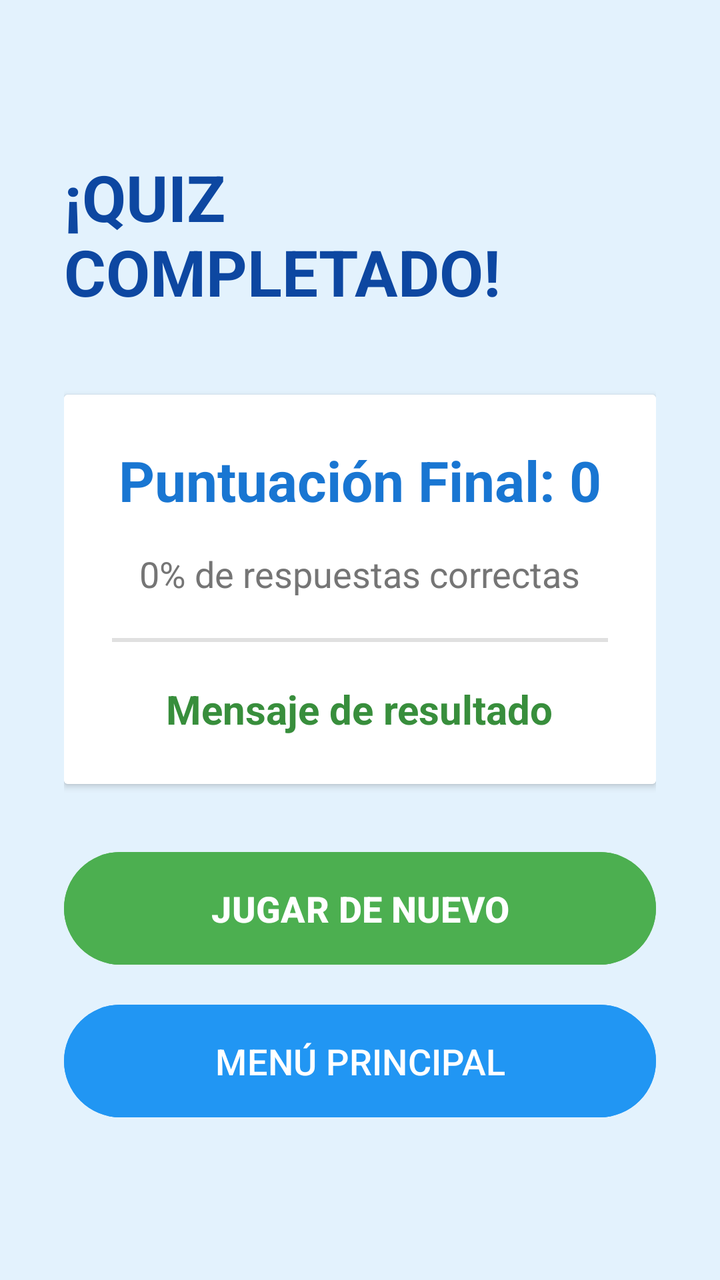
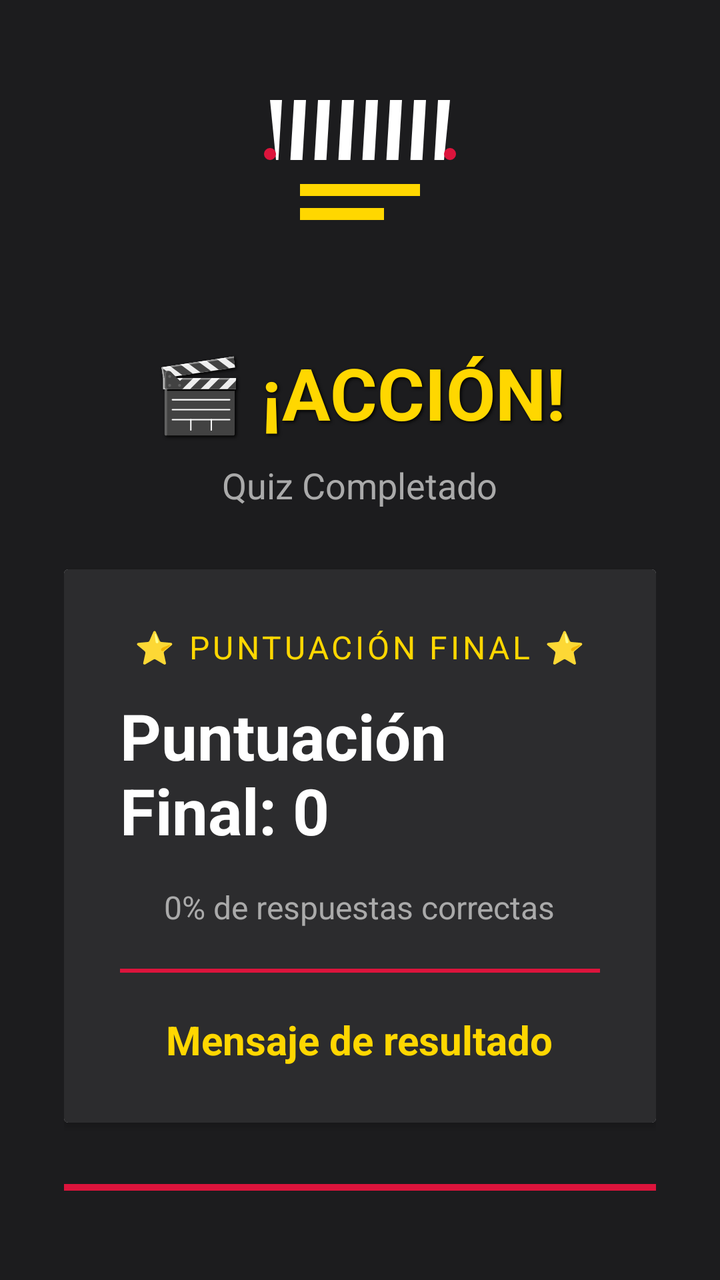

Compare the two renders of this Android layout. The source of the first and the diff that turns it into the second are given below.
<!-- AndroidManifest.xml: application theme Theme.QuizGame -->
<!-- res/layout/activity_result.xml -->
<?xml version="1.0" encoding="utf-8"?>

<LinearLayout xmlns:android="http://schemas.android.com/apk/res/android"
    android:layout_width="match_parent"
    android:layout_height="match_parent"
    android:orientation="vertical"
    android:gravity="center"
    android:padding="32dp"
    android:background="#E3F2FD">

    <TextView
        android:layout_width="wrap_content"
        android:layout_height="wrap_content"
        android:text="¡QUIZ COMPLETADO!"
        android:textSize="32sp"
        android:textStyle="bold"
        android:textColor="#0D47A1"
        android:layout_marginBottom="40dp"/>

    <androidx.cardview.widget.CardView
        android:layout_width="match_parent"
        android:layout_height="wrap_content"
        android:layout_marginBottom="30dp"
        android:elevation="8dp"
        android:radius="12dp">

        <LinearLayout
            android:layout_width="match_parent"
            android:layout_height="wrap_content"
            android:orientation="vertical"
            android:padding="24dp"
            android:background="#FFFFFF"
            android:gravity="center">

            <TextView
                android:id="@+id/tvFinalScore"
                android:layout_width="wrap_content"
                android:layout_height="wrap_content"
                android:text="Puntuación Final: 0"
                android:textSize="28sp"
                android:textStyle="bold"
                android:textColor="#1976D2"
                android:layout_marginBottom="16dp"/>

            <TextView
                android:id="@+id/tvPercentage"
                android:layout_width="wrap_content"
                android:layout_height="wrap_content"
                android:text="0% de respuestas correctas"
                android:textSize="18sp"
                android:textColor="#757575"
                android:layout_marginBottom="20dp"/>

            <View
                android:layout_width="match_parent"
                android:layout_height="2dp"
                android:background="#E0E0E0"
                android:layout_marginBottom="20dp"/>

            <TextView
                android:id="@+id/tvMessage"
                android:layout_width="wrap_content"
                android:layout_height="wrap_content"
                android:text="Mensaje de resultado"
                android:textSize="20sp"
                android:textStyle="bold"
                android:textColor="#388E3C"
                android:textAlignment="center"/>

        </LinearLayout>
    </androidx.cardview.widget.CardView>

    <Button
        android:id="@+id/btnPlayAgain"
        android:layout_width="match_parent"
        android:layout_height="wrap_content"
        android:text="JUGAR DE NUEVO"
        android:textSize="18sp"
        android:textStyle="bold"
        android:backgroundTint="#4CAF50"
        android:padding="16dp"
        android:layout_marginBottom="12dp"/>

    <Button
        android:id="@+id/btnMainMenu"
        android:layout_width="match_parent"
        android:layout_height="wrap_content"
        android:text="MENÚ PRINCIPAL"
        android:textSize="18sp"
        android:backgroundTint="#2196F3"
        android:padding="16dp"/>

</LinearLayout>
<!-- resources referenced by this layout -->
<resources>
  <style name="Theme.QuizGame" parent="Base.Theme.QuizGame" />
  <style name="Base.Theme.QuizGame" parent="Theme.Material3.DayNight.NoActionBar">
          
          
      </style>
</resources>

<!-- the commit's change to res/layout/activity_result.xml (unified diff, before → after) -->
@@ -6,40 +6,68 @@
     android:orientation="vertical"
     android:gravity="center"
     android:padding="32dp"
-    android:background="#E3F2FD">
+    android:background="#1C1C1E">
+
+    <ImageView
+        android:layout_width="120dp"
+        android:layout_height="120dp"
+        android:src="@drawable/ic_clapperboard"
+        android:layout_marginBottom="20dp"
+        android:contentDescription="Clapperboard"/>
 
     <TextView
         android:layout_width="wrap_content"
         android:layout_height="wrap_content"
-        android:text="¡QUIZ COMPLETADO!"
-        android:textSize="32sp"
+        android:text="🎬 ¡ACCIÓN!"
+        android:textSize="36sp"
         android:textStyle="bold"
-        android:textColor="#0D47A1"
-        android:layout_marginBottom="40dp"/>
+        android:textColor="#FFD700"
+        android:layout_marginBottom="10dp"
+        android:shadowColor="#000000"
+        android:shadowDx="2"
+        android:shadowDy="2"
+        android:shadowRadius="4"/>
+
+    <TextView
+        android:layout_width="wrap_content"
+        android:layout_height="wrap_content"
+        android:text="Quiz Completado"
+        android:textSize="18sp"
+        android:textColor="#AAAAAA"
+        android:layout_marginBottom="30dp"/>
 
     <androidx.cardview.widget.CardView
         android:layout_width="match_parent"
         android:layout_height="wrap_content"
         android:layout_marginBottom="30dp"
         android:elevation="8dp"
-        android:radius="12dp">
+        android:radius="16dp">
 
         <LinearLayout
             android:layout_width="match_parent"
             android:layout_height="wrap_content"
             android:orientation="vertical"
-            android:padding="24dp"
-            android:background="#FFFFFF"
+            android:padding="28dp"
+            android:background="#2C2C2E"
             android:gravity="center">
+
+            <TextView
+                android:layout_width="wrap_content"
+                android:layout_height="wrap_content"
+                android:text="⭐ PUNTUACIÓN FINAL ⭐"
+                android:textSize="16sp"
+                android:textColor="#FFD700"
+                android:letterSpacing="0.1"
+                android:layout_marginBottom="12dp"/>
 
             <TextView
                 android:id="@+id/tvFinalScore"
                 android:layout_width="wrap_content"
                 android:layout_height="wrap_content"
                 android:text="Puntuación Final: 0"
-                android:textSize="28sp"
+                android:textSize="32sp"
                 android:textStyle="bold"
-                android:textColor="#1976D2"
+                android:textColor="#FFFFFF"
                 android:layout_marginBottom="16dp"/>
 
             <TextView
@@ -47,14 +75,14 @@
                 android:layout_width="wrap_content"
                 android:layout_height="wrap_content"
                 android:text="0% de respuestas correctas"
-                android:textSize="18sp"
-                android:textColor="#757575"
+                android:textSize="16sp"
+                android:textColor="#AAAAAA"
                 android:layout_marginBottom="20dp"/>
 
             <View
                 android:layout_width="match_parent"
                 android:layout_height="2dp"
-                android:background="#E0E0E0"
+                android:background="#DC143C"
                 android:layout_marginBottom="20dp"/>
 
             <TextView
@@ -64,7 +92,7 @@
                 android:text="Mensaje de resultado"
                 android:textSize="20sp"
                 android:textStyle="bold"
-                android:textColor="#388E3C"
+                android:textColor="#FFD700"
                 android:textAlignment="center"/>
 
         </LinearLayout>
@@ -74,20 +102,24 @@
         android:id="@+id/btnPlayAgain"
         android:layout_width="match_parent"
         android:layout_height="wrap_content"
-        android:text="JUGAR DE NUEVO"
+        android:text="🎬 JUGAR DE NUEVO"
         android:textSize="18sp"
         android:textStyle="bold"
-        android:backgroundTint="#4CAF50"
+        android:backgroundTint="#DC143C"
+        android:textColor="#FFD700"
         android:padding="16dp"
-        android:layout_marginBottom="12dp"/>
+        android:layout_marginBottom="12dp"
+        android:elevation="4dp"/>
 
     <Button
         android:id="@+id/btnMainMenu"
         android:layout_width="match_parent"
         android:layout_height="wrap_content"
-        android:text="MENÚ PRINCIPAL"
+        android:text="⌂ MENÚ PRINCIPAL"
         android:textSize="18sp"
-        android:backgroundTint="#2196F3"
-        android:padding="16dp"/>
+        android:backgroundTint="#3A3A3C"
+        android:textColor="#FFD700"
+        android:padding="16dp"
+        android:elevation="4dp"/>
 
 </LinearLayout>
<!-- resource entries referenced after the edit -->
@@ -1,5 +1,69 @@
 <!-- resources referenced by this layout -->
 <resources>
+  <!-- drawable ic_clapperboard (drawable) -->
+  <vector xmlns:android="http://schemas.android.com/apk/res/android"
+      android:width="200dp"
+      android:height="200dp"
+      android:viewportWidth="200"
+      android:viewportHeight="200">
+  
+      
+      <path
+          android:fillColor="#1C1C1E"
+          android:pathData="M30,80 L170,80 L170,170 L30,170 Z"/>
+  
+      
+      <path
+          android:fillColor="#FFFFFF"
+          android:pathData="M25,30 L175,30 L170,80 L30,80 Z"/>
+  
+      
+      <path
+          android:fillColor="#1C1C1E"
+          android:pathData="M35,30 L45,30 L42,80 L32,80 Z"/>
+  
+      <path
+          android:fillColor="#1C1C1E"
+          android:pathData="M55,30 L65,30 L62,80 L52,80 Z"/>
+  
+      <path
+          android:fillColor="#1C1C1E"
+          android:pathData="M75,30 L85,30 L82,80 L72,80 Z"/>
+  
+      <path
+          android:fillColor="#1C1C1E"
+          android:pathData="M95,30 L105,30 L102,80 L92,80 Z"/>
+  
+      <path
+          android:fillColor="#1C1C1E"
+          android:pathData="M115,30 L125,30 L122,80 L112,80 Z"/>
+  
+      <path
+          android:fillColor="#1C1C1E"
+          android:pathData="M135,30 L145,30 L142,80 L132,80 Z"/>
+  
+      <path
+          android:fillColor="#1C1C1E"
+          android:pathData="M155,30 L165,30 L162,80 L152,80 Z"/>
+  
+      
+      <path
+          android:fillColor="#FFD700"
+          android:pathData="M50,100 L150,100 L150,110 L50,110 Z"/>
+  
+      <path
+          android:fillColor="#FFD700"
+          android:pathData="M50,120 L120,120 L120,130 L50,130 Z"/>
+  
+      
+      <path
+          android:fillColor="#DC143C"
+          android:pathData="M20,75 a5,5 0 1,0 10,0 a5,5 0 1,0 -10,0"/>
+  
+      <path
+          android:fillColor="#DC143C"
+          android:pathData="M170,75 a5,5 0 1,0 10,0 a5,5 0 1,0 -10,0"/>
+  </vector>
   <style name="Theme.QuizGame" parent="Base.Theme.QuizGame" />
   <style name="Base.Theme.QuizGame" parent="Theme.Material3.DayNight.NoActionBar">
           
